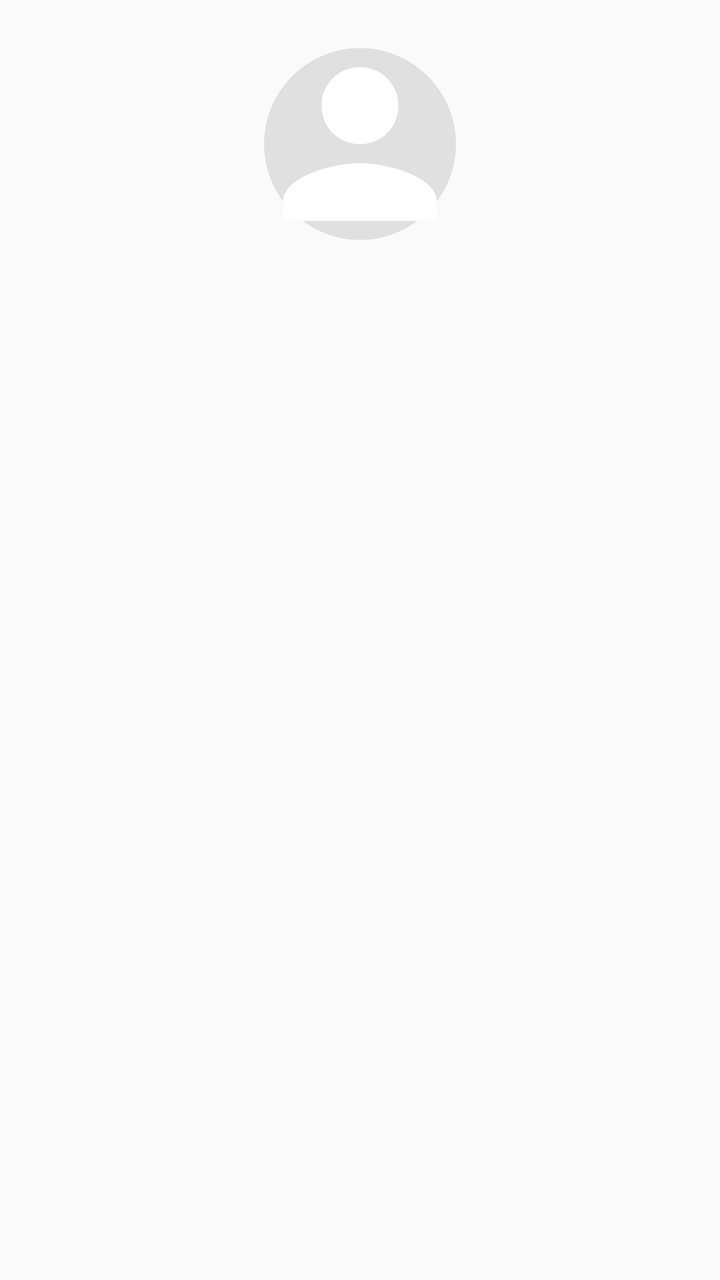
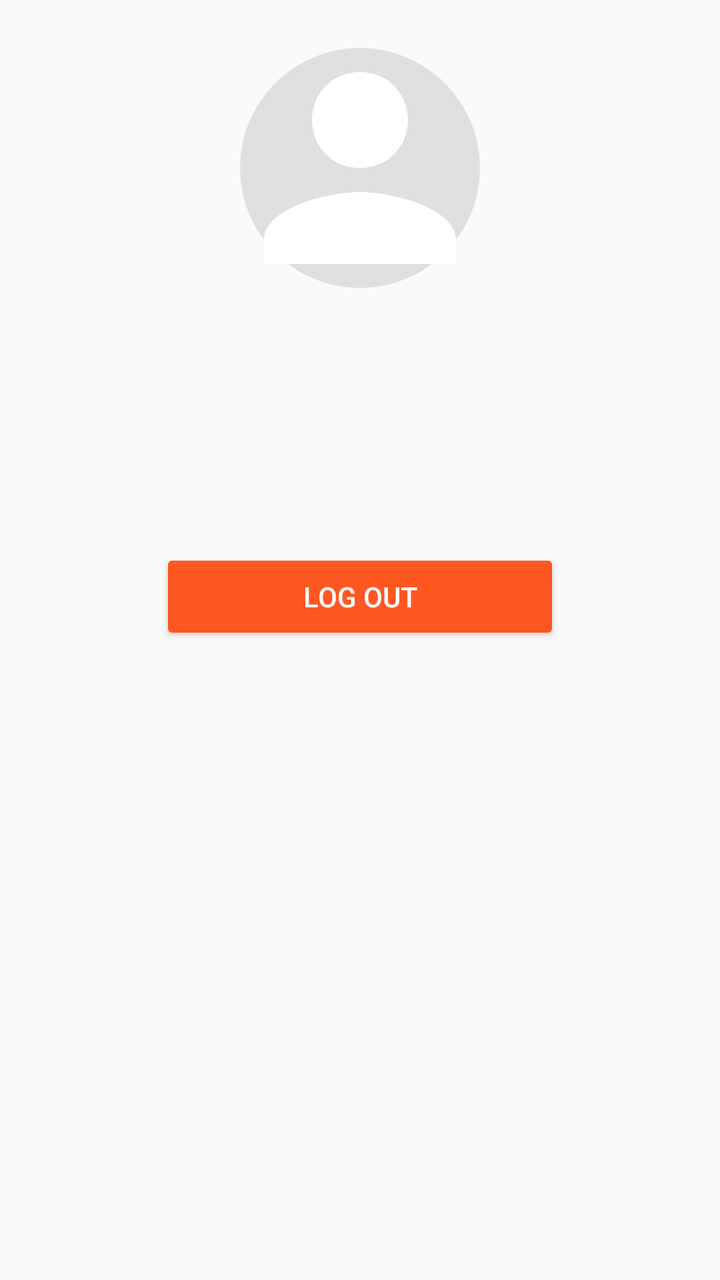

An Android layout rendered at two revisions. The XML below is the earlier revision; the diff shows what the commit changed to produce the second picture.
<!-- AndroidManifest.xml: application theme Theme.Water -->
<!-- res/layout/fragment_profile.xml -->
<?xml version="1.0" encoding="utf-8"?>
<ScrollView xmlns:android="http://schemas.android.com/apk/res/android"
    android:layout_width="match_parent"
    android:layout_height="match_parent">

    <LinearLayout
        android:layout_width="match_parent"
        android:layout_height="wrap_content"
        android:orientation="vertical"
        android:padding="24dp"
        android:gravity="center_horizontal">

        <ImageView
            android:id="@+id/ivAvatar"
            android:layout_width="96dp"
            android:layout_height="96dp"
            android:src="@drawable/ic_default_avatar"
            android:scaleType="centerCrop"
            android:background="@drawable/bg_circle" />

        <TextView
            android:id="@+id/tvUsername"
            android:layout_width="wrap_content"
            android:layout_height="wrap_content"
            android:textSize="22sp"
            android:textStyle="bold"
            android:layout_marginTop="12dp" />

        <TextView
            android:id="@+id/tvEmail"
            android:layout_width="wrap_content"
            android:layout_height="wrap_content"
            android:textSize="14sp"
            android:textColor="?android:attr/textColorSecondary"
            android:layout_marginTop="4dp" />

        <TextView
            android:id="@+id/tvJoined"
            android:layout_width="wrap_content"
            android:layout_height="wrap_content"
            android:textSize="13sp"
            android:textColor="?android:attr/textColorSecondary"
            android:layout_marginTop="4dp" />

        
        <LinearLayout
            android:id="@+id/editButtonsContainer"
            android:layout_width="match_parent"
            android:layout_height="wrap_content"
            android:orientation="vertical"
            android:visibility="gone"
            android:layout_marginTop="24dp">

            <EditText
                android:id="@+id/etUsername"
                android:layout_width="match_parent"
                android:layout_height="wrap_content"
                android:hint="New username" />

            <EditText
                android:id="@+id/etAvatarUrl"
                android:layout_width="match_parent"
                android:layout_height="wrap_content"
                android:hint="Avatar URL (optional)" />

            <Button
                android:id="@+id/btnSaveProfile"
                android:layout_width="wrap_content"
                android:layout_height="wrap_content"
                android:text="Save" />
        </LinearLayout>
    </LinearLayout>
</ScrollView>
<!-- resources referenced by this layout -->
<resources>
  <!-- drawable bg_circle (drawable) -->
  <?xml version="1.0" encoding="utf-8"?>
  <shape xmlns:android="http://schemas.android.com/apk/res/android"
      android:shape="oval">
      <solid android:color="#E0E0E0" />
  </shape>
  <!-- drawable ic_default_avatar (drawable) -->
  <vector xmlns:android="http://schemas.android.com/apk/res/android"
      android:width="24dp"
      android:height="24dp"
      android:viewportWidth="24"
      android:viewportHeight="24">
      <path
          android:fillColor="#FFFFFF"
          android:pathData="M12,12c2.7,0 4.8,-2.1 4.8,-4.8S14.7,2.4 12,2.4 7.2,4.5 7.2,7.2 9.3,12 12,12zM12,14.4c-3.2,0 -9.6,1.6 -9.6,4.8v2.4h19.2v-2.4c0,-3.2 -6.4,-4.8 -9.6,-4.8z"/>
  </vector>
  <style name="Theme.Water" parent="Theme.AppCompat.Light.NoActionBar">
          
          <item name="colorPrimary">@color/blue</item>
          <item name="colorPrimaryDark">@color/blue</item>
          <item name="colorAccent">@color/blue</item>
      </style>
  <color name="blue">#8CA9C4</color>
</resources>

<!-- the commit's change to res/layout/fragment_profile.xml (unified diff, before → after) -->
@@ -1,73 +1,63 @@
 <?xml version="1.0" encoding="utf-8"?>
 <ScrollView xmlns:android="http://schemas.android.com/apk/res/android"
     android:layout_width="match_parent"
-    android:layout_height="match_parent">
+    android:layout_height="match_parent"
+    android:fillViewport="true"
+    android:background="?android:attr/colorBackground">
 
     <LinearLayout
         android:layout_width="match_parent"
         android:layout_height="wrap_content"
         android:orientation="vertical"
-        android:padding="24dp"
-        android:gravity="center_horizontal">
+        android:gravity="center_horizontal"
+        android:padding="24dp">
 
+        
         <ImageView
             android:id="@+id/ivAvatar"
-            android:layout_width="96dp"
-            android:layout_height="96dp"
+            android:layout_width="120dp"
+            android:layout_height="120dp"
+            android:scaleType="centerCrop"
             android:src="@drawable/ic_default_avatar"
-            android:scaleType="centerCrop"
-            android:background="@drawable/bg_circle" />
+            android:background="@drawable/bg_circle"
+            android:contentDescription="User avatar"
+            android:layout_marginBottom="16dp" />
 
+        
         <TextView
             android:id="@+id/tvUsername"
             android:layout_width="wrap_content"
             android:layout_height="wrap_content"
-            android:textSize="22sp"
+            android:textSize="24sp"
             android:textStyle="bold"
-            android:layout_marginTop="12dp" />
+            android:textColor="?android:attr/textColorPrimary"
+            android:layout_marginBottom="8dp" />
 
+        
         <TextView
             android:id="@+id/tvEmail"
             android:layout_width="wrap_content"
             android:layout_height="wrap_content"
             android:textSize="14sp"
             android:textColor="?android:attr/textColorSecondary"
-            android:layout_marginTop="4dp" />
+            android:layout_marginBottom="4dp" />
 
+        
         <TextView
-            android:id="@+id/tvJoined"
+            android:id="@+id/tvJoinDate"
             android:layout_width="wrap_content"
             android:layout_height="wrap_content"
-            android:textSize="13sp"
-            android:textColor="?android:attr/textColorSecondary"
-            android:layout_marginTop="4dp" />
+            android:textSize="14sp"
+            android:textColor="?android:attr/textColorSecondary" />
 
         
-        <LinearLayout
-            android:id="@+id/editButtonsContainer"
-            android:layout_width="match_parent"
+        <Button
+            android:id="@+id/btnLogout"
+            android:layout_width="200dp"
             android:layout_height="wrap_content"
-            android:orientation="vertical"
-            android:visibility="gone"
-            android:layout_marginTop="24dp">
-
-            <EditText
-                android:id="@+id/etUsername"
-                android:layout_width="match_parent"
-                android:layout_height="wrap_content"
-                android:hint="New username" />
-
-            <EditText
-                android:id="@+id/etAvatarUrl"
-                android:layout_width="match_parent"
-                android:layout_height="wrap_content"
-                android:hint="Avatar URL (optional)" />
-
-            <Button
-                android:id="@+id/btnSaveProfile"
-                android:layout_width="wrap_content"
-                android:layout_height="wrap_content"
-                android:text="Save" />
-        </LinearLayout>
+            android:text="Log Out"
+            android:layout_marginTop="32dp"
+            android:backgroundTint="?attr/colorError"
+            android:textColor="@android:color/white" />
     </LinearLayout>
 </ScrollView>
